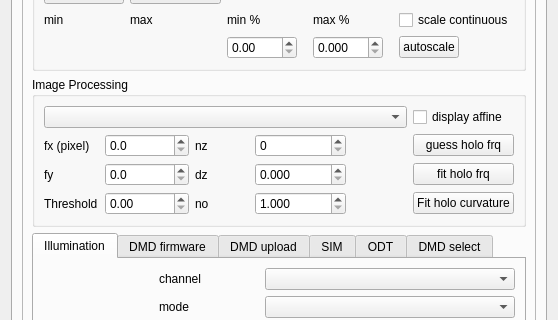
Before: the Qt Designer form micromanager_gui/_ui/micromanager_gui.ui in QI2lab/napari-micromanager, drawn with Qt 5; both pictures show x 0 to 558 and y 608 to 928 of the 558 by 1397 pixel window.
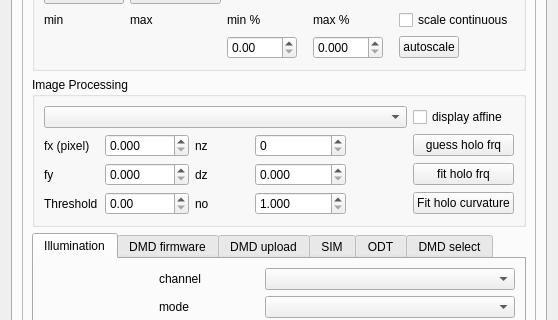
After: the same form once the commit is applied.

Commit message: correct some bugs introduced by changing names in config file

The edit to the form file:
```diff
--- a/micromanager_gui/_ui/micromanager_gui.ui
+++ b/micromanager_gui/_ui/micromanager_gui.ui
@@ -1247,7 +1247,7 @@
              <item row="2" column="1">
               <widget class="QDoubleSpinBox" name="fx_doubleSpinBox">
                <property name="decimals">
-                <number>1</number>
+                <number>3</number>
                </property>
                <property name="minimum">
                 <double>0.000000000000000</double>
@@ -1270,7 +1270,7 @@
              <item row="3" column="1">
               <widget class="QDoubleSpinBox" name="fy_doubleSpinBox">
                <property name="decimals">
-                <number>1</number>
+                <number>3</number>
                </property>
                <property name="minimum">
                 <double>0.000000000000000</double>
```
The commit also changes 2 other files.
